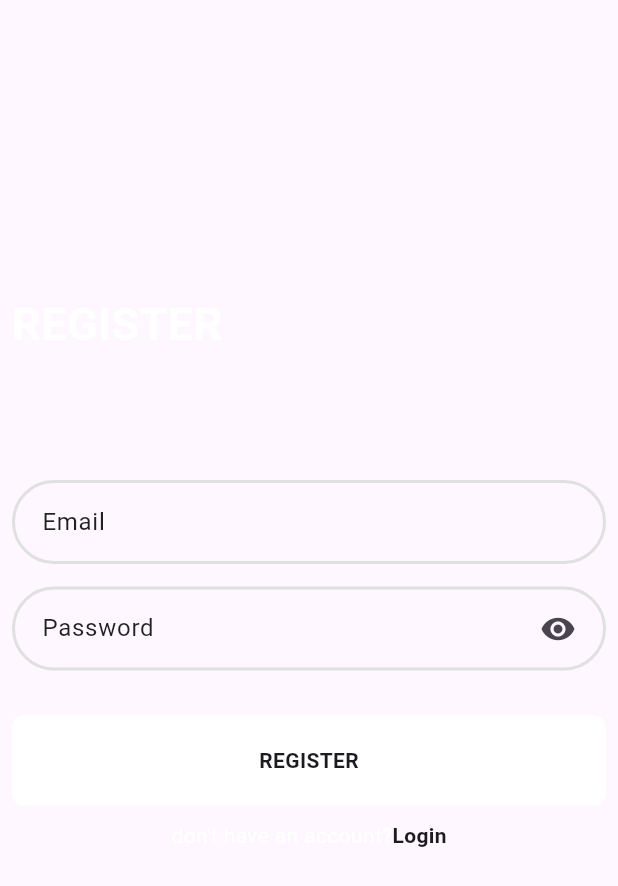
After one commit to Rana-Mohsen/wedding_card, a Flutter app: the LoginViewBody screen opened directly, after a tap on "LOGIN", after a tap on "Register", on a phone screen of 412 x 824 dp. The commit adds this screen. Shown: the top 886 px of the screen. Run offline on Flutter 3.47's test engine with Material 3 defaults, Android fonts, the phone set to English and light mode, and no system bars; drawn by our look-alikes of modal_progress_hud_nsn; our stand-ins replace bloc, firebase_auth, firebase_core, flutter_bloc, flutter_svg, go_router and 1 more; accounts and stored records are empty.

Commit message:
login+register

```diff
--- /dev/null
+++ b/lib/core/firebase_service.dart
@@ -0,0 +1,22 @@
+import 'package:firebase_auth/firebase_auth.dart';
+import 'package:firebase_core/firebase_core.dart';
+import 'package:flutter/material.dart';
+import 'package:wedding_card/firebase_options.dart';
+
+class FirebaseService {
+  static Future<void> init() async {
+  WidgetsFlutterBinding.ensureInitialized();
+  await Firebase.initializeApp(
+    options: DefaultFirebaseOptions.currentPlatform,
+  );
+  }
+  static Future<void> createUser({String? email, String? password}) async {
+    await FirebaseAuth.instance
+        .createUserWithEmailAndPassword(email: email!, password: password!);
+  }
+
+   static Future<void> signInUser({String? email, String? password}) async {
+    await FirebaseAuth.instance
+        .signInWithEmailAndPassword(email: email!, password: password!);
+  }
+}
--- /dev/null
+++ b/lib/core/utils/functions/snack_bar.dart
@@ -0,0 +1,5 @@
+import 'package:flutter/material.dart';
+
+void snackBarMessage(BuildContext context, String msg) {
+    ScaffoldMessenger.of(context).showSnackBar(SnackBar(content: Text(msg)));
+  }
--- /dev/null
+++ b/lib/core/validators.dart
@@ -0,0 +1,19 @@
+class Validators {
+  static String? emailValidator(String? data) {
+    if (data!.isEmpty) {
+      return 'email is required';
+    } else if (data.contains('@') == false) {
+      return 'email is not valid';
+    }
+    return null;
+  }
+
+  static String? passwordValidator(String? data) {
+    if (data!.isEmpty) {
+      return 'password is required';
+    } else if (data.length < 7) {
+      return 'password is too short';
+    }
+    return null;
+  }
+}
--- /dev/null
+++ b/lib/features/auth/presentation/view/login_view.dart
@@ -0,0 +1,17 @@
+import 'package:flutter/material.dart';
+import 'package:wedding_card/features/auth/presentation/view/widget/login_view_body.dart';
+
+class LoginScreen extends StatefulWidget {
+  const LoginScreen({super.key});
+  static String id = 'LoginScreen';
+
+  @override
+  State<LoginScreen> createState() => _LoginScreenState();
+}
+
+class _LoginScreenState extends State<LoginScreen> {
+  @override
+  Widget build(BuildContext context) {
+    return LoginViewBody();
+  }
+}
--- /dev/null
+++ b/lib/features/auth/presentation/view/register_view.dart
@@ -0,0 +1,22 @@
+import 'package:flutter/material.dart';
+import 'package:wedding_card/features/auth/presentation/view/widget/register_view_body.dart';
+
+class RegisterScreen extends StatefulWidget {
+  const RegisterScreen({super.key});
+
+  static String id = 'RegisterScreen';
+
+  @override
+  State<RegisterScreen> createState() => _RegisterScreenState();
+}
+
+class _RegisterScreenState extends State<RegisterScreen> {
+
+
+
+  @override
+  Widget build(BuildContext context) {
+    return RegisterViewBody();
+  }
+
+}
--- /dev/null
+++ b/lib/features/auth/presentation/view/widget/custom_textformfield.dart
@@ -0,0 +1,64 @@
+import 'package:flutter/material.dart';
+
+// ignore: must_be_immutable
+class CustomTextFormField extends StatelessWidget {
+  CustomTextFormField(
+      {super.key,
+      this.hintText,
+      required this.onChange,
+      required this.validator,
+      this.obscure = false,
+      this.icon});
+
+  String? hintText;
+  Function(String) onChange;
+  String? Function(String?)? validator;
+  bool obscure;
+  Widget? icon;
+  @override
+  Widget build(BuildContext context) {
+    return TextFormField(
+      obscureText: obscure,
+      validator: validator,
+      onChanged: onChange,
+      decoration: InputDecoration(
+        contentPadding: const EdgeInsets.all(16),
+        suffixIcon: icon,
+        hintText: hintText,
+        hintStyle: const TextStyle(color: Colors.black87),
+        errorStyle: const TextStyle(
+         // color: kTertiaryColor, // Change the color of the error message
+          fontSize: 14, // Change the font size of the error message
+          fontWeight:
+              FontWeight.bold, // Change the font weight of the error message
+        ),
+        focusedBorder: _normalBorderStyle(color: Colors.black),
+        enabledBorder: _normalBorderStyle(
+          color: Colors.grey.shade300,
+          width: 2,
+        ),
+        errorBorder: _errorBorderStyle(),
+        focusedErrorBorder: _errorBorderStyle(),
+      ),
+    );
+  }
+
+  OutlineInputBorder _errorBorderStyle() {
+    return OutlineInputBorder(
+      borderRadius: BorderRadius.circular(32),
+      borderSide: const BorderSide(
+      //   color: kTertiaryColor,
+        width: 2,
+      ),
+    );
+  }
+
+  OutlineInputBorder _normalBorderStyle({required color, double width = 1}) {
+    return OutlineInputBorder(
+        borderRadius: BorderRadius.circular(32),
+        borderSide: BorderSide(
+          color: color,
+          width: width,
+        ));
+  }
+}
--- /dev/null
+++ b/lib/features/auth/presentation/view/widget/custome_button.dart
@@ -0,0 +1,28 @@
+import 'package:flutter/material.dart';
+
+class CustomeButton extends StatelessWidget {
+  const CustomeButton({super.key, required this.text, required this.onTap});
+
+  final String text;
+  final VoidCallback onTap;
+  @override
+  Widget build(BuildContext context) {
+    return InkWell(
+      onTap: onTap,
+      child: Container(
+        width: double.infinity,
+        height: 60,
+        decoration: BoxDecoration(
+            borderRadius: BorderRadius.circular(8), color: Colors.white),
+        child: Center(
+          child: Text(
+            text,
+            style: const TextStyle(
+              fontWeight: FontWeight.bold,
+            ),
+          ),
+        ),
+      ),
+    );
+  }
+}
--- /dev/null
+++ b/lib/features/auth/presentation/view/widget/login_view_body.dart
@@ -0,0 +1,163 @@
+import 'package:firebase_auth/firebase_auth.dart';
+import 'package:flutter/material.dart';
+import 'package:modal_progress_hud_nsn/modal_progress_hud_nsn.dart';
+import 'package:wedding_card/core/firebase_service.dart';
+import 'package:wedding_card/core/utils/functions/snack_bar.dart';
+import 'package:wedding_card/core/validators.dart';
+import 'package:wedding_card/features/auth/presentation/view/register_view.dart';
+import 'package:wedding_card/features/auth/presentation/view/widget/custom_textformfield.dart';
+import 'package:wedding_card/features/auth/presentation/view/widget/custome_button.dart';
+
+class LoginViewBody extends StatefulWidget {
+  const LoginViewBody({super.key});
+
+  @override
+  State<LoginViewBody> createState() => _LoginViewBodyState();
+}
+
+class _LoginViewBodyState extends State<LoginViewBody> {
+    String? email;
+  String? password;
+  bool isLoading = false;
+  bool visible = true;
+  final GlobalKey<FormState> _formKey = GlobalKey();
+
+  @override
+  Widget build(BuildContext context) {
+    return ModalProgressHUD(
+      inAsyncCall: isLoading,
+      child: Scaffold(
+        //backgroundColor: kPrimaryColor,
+        body: Padding(
+          padding: const EdgeInsets.all(8.0),
+          child: Form(
+            key: _formKey,
+            child: Column(
+              crossAxisAlignment: CrossAxisAlignment.start,
+              children: [
+                const Spacer(
+                  flex: 3,
+                ),
+                Text(
+                  "LOGIN",
+                  style: TextStyle(
+                    color: Colors.white,
+                    fontSize: 30,
+                    fontWeight: FontWeight.bold,
+                  ),
+                ),
+                const Spacer(
+                  flex: 1,
+                ),
+                CustomTextFormField(
+                    validator: Validators.emailValidator,
+                    onChange: (value) {
+                      email = value;
+                    },
+                    hintText: 'Email'),
+                const SizedBox(
+                  height: 15,
+                ),
+                CustomTextFormField(
+                    obscure: visible,
+                    icon: Padding(
+                      padding: const EdgeInsets.only(right: 8.0),
+                      child: IconButton(
+                        icon: visible
+                            ? const Icon(Icons.remove_red_eye)
+                            : const Icon(Icons.visibility_off),
+                        onPressed: () {
+                          setState(() {
+                            visible = !visible;
+                          });
+                        },
+                      ),
+                    ),
+                    validator: Validators.passwordValidator,
+                    onChange: (value) {
+                      password = value;
+                    },
+                    hintText: 'Password'),
+                const SizedBox(
+                  height: 30,
+                ),
+                CustomeButton(
+                  onTap: _validateLoginForm,
+                  text: 'LOGIN',
+                ),
+                const SizedBox(
+                  height: 10,
+                ),
+                Row(
+                  mainAxisAlignment: MainAxisAlignment.center,
+                  children: [
+                    const Text(
+                      "don\'t have an account?",
+                      style: TextStyle(color: Colors.white),
+                    ),
+                    GestureDetector(
+                      onTap: () {
+                        Navigator.push(
+                            context,
+                            MaterialPageRoute(
+                              builder: (context) => const RegisterScreen(),
+                            ));
+                      },
+                      child: const Text(
+                        "Register",
+                        style: TextStyle(fontWeight: FontWeight.w600),
+                      ),
+                    ),
+                  ],
+                ),
+                const Spacer(
+                  flex: 4,
+                )
+              ],
+            ),
+          ),
+        ),
+      ),
+    );
+  }
+    _validateLoginForm() async {
+    if (_formKey.currentState!.validate()) {
+      setState(() {
+        isLoading = true;
+      });
+
+      try {
+        await FirebaseService.signInUser(email: email!, password: password!);
+        // Navigator.pushReplacement(
+        //   context,
+        //   MaterialPageRoute(
+        //     builder: (context) => const Navigation(),
+        //   ),
+        // );
+      } on FirebaseAuthException catch (e) {
+        _handleFirebaseAuthException(e);
+      } catch (e) {
+        _handleGenericException(e);
+      } finally {
+        setState(() {
+          isLoading = false;
+        });
+      }
+    }
+  }
+
+  void _handleFirebaseAuthException(FirebaseAuthException e) {
+    print(e);
+
+    if (e.code == "wrong-password") {
+      snackBarMessage(context, "Your password is wrong");
+    } else if (e.code == "user-not-found") {
+      snackBarMessage(context, "User not found");
+    }
+  }
+
+  void _handleGenericException(e) {
+    print(e);
+    snackBarMessage(context, "There was an error");
+  }
+}
--- /dev/null
+++ b/lib/features/auth/presentation/view/widget/register_view_body.dart
@@ -0,0 +1,145 @@
+import 'package:firebase_auth/firebase_auth.dart';
+import 'package:flutter/material.dart';
+import 'package:modal_progress_hud_nsn/modal_progress_hud_nsn.dart';
+import 'package:wedding_card/core/firebase_service.dart';
+import 'package:wedding_card/core/utils/functions/snack_bar.dart';
+import 'package:wedding_card/core/validators.dart';
+import 'package:wedding_card/features/auth/presentation/view/widget/custom_textformfield.dart';
+import 'package:wedding_card/features/auth/presentation/view/widget/custome_button.dart';
+
+class RegisterViewBody extends StatefulWidget {
+  const RegisterViewBody({super.key});
+
+  @override
+  State<RegisterViewBody> createState() => _RegisterViewBodyState();
+}
+
+class _RegisterViewBodyState extends State<RegisterViewBody> {
+String? password;
+ String? email;
+  bool visible = true;
+
+  bool isLoading = false;
+
+  final GlobalKey<FormState> _formKey = GlobalKey();
+
+  @override
+  Widget build(BuildContext context) {
+    return ModalProgressHUD(
+      inAsyncCall: isLoading,
+      child: Scaffold(
+        //backgroundColor: kPrimaryColor,
+        body: Padding(
+          padding: const EdgeInsets.all(8.0),
+          child: Form(
+            key: _formKey,
+            child: Column(
+              crossAxisAlignment: CrossAxisAlignment.start,
+              children: [
+                const Spacer(
+                  flex: 3,
+                ),
+                const Text(
+                  "REGISTER",
+                  style: TextStyle(
+                    color: Colors.white,
+                    fontSize: 30,
+                    fontWeight: FontWeight.bold,
+                  ),
+                ),
+                const Spacer(
+                  flex: 1,
+                ),
+                const SizedBox(
+                  height: 20,
+                ),
+                CustomTextFormField(
+                  validator: Validators.emailValidator,
+                  hintText: 'Email',
+                  onChange: (value) {
+                    email = value;
+                  },
+                ),
+                const SizedBox(
+                  height: 15,
+                ),
+                CustomTextFormField(
+                    obscure: visible,
+                    icon: Padding(
+                      padding: const EdgeInsets.only(right: 8.0),
+                      child: IconButton(
+                        icon: visible
+                            ? const Icon(Icons.remove_red_eye)
+                            : const Icon(Icons.visibility_off),
+                        onPressed: () {
+                          setState(() {
+                            visible = !visible;
+                          });
+                        },
+                      ),
+                    ),
+                    validator: Validators.passwordValidator,
+                    onChange: (value) {
+                      password = value;
+                    },
+                    hintText: 'Password'),
+                const SizedBox(
+                  height: 30,
+                ),
+                CustomeButton(
+                  text: 'REGISTER',
+                  onTap: _validateForm,
+                ),
+                const SizedBox(
+                  height: 10,
+                ),
+                Row(
+                  mainAxisAlignment: MainAxisAlignment.center,
+                  children: [
+                    const Text(
+                      "don't have an account?",
+                      style: TextStyle(color: Colors.white),
+                    ),
+                    GestureDetector(
+                      onTap: () {
+                        Navigator.pop(context);
+                      },
+                      child: const Text(
+                        "Login",
+                        style: TextStyle(
+                           fontWeight: FontWeight.w600),
+                      ),
+                    ),
+                  ],
+                ),
+                const Spacer(
+                  flex: 4,
+                )
+              ],
+            ),
+          ),
+        ),
+      ),
+    );
+  }
+
+    _validateForm() async {
+    if (_formKey.currentState!.validate()) {
+      isLoading = true;
+      setState(() {});
+      try {
+        await FirebaseService.createUser(email: email!, password: password!);
+        // Navigator.pushReplacement(context,
+        //     MaterialPageRoute(builder: (context) => const Navigation()));
+      } on FirebaseAuthException catch (e) {
+        if (e.code == "weak_password") {
+          snackBarMessage(context, "your password is weak");
+        } else if (e.code == "email-already-in-use") {
+          snackBarMessage(context, "email is already in use");
+        }
+      }
+      isLoading = false;
+      setState(() {});
+    }
+  }
+}
--- a/lib/main.dart
+++ b/lib/main.dart
@@ -1,8 +1,10 @@
 import 'package:flutter/material.dart';
+import 'package:wedding_card/core/firebase_service.dart';
 import 'package:wedding_card/core/utils/routes.dart';
 import 'package:wedding_card/features/splash/presentaion/view/splash_view.dart';
 
-void main() {
+void main() async{
+   await FirebaseService.init();
   runApp(const MyApp());
 }
 
--- a/pubspec.yaml
+++ b/pubspec.yaml
@@ -40,6 +40,9 @@ dependencies:
   flutter_bloc: ^8.1.6
   bloc: ^8.1.4
   image_picker: ^1.1.2
+  firebase_core: ^3.4.0
+  modal_progress_hud_nsn: ^0.5.1
+  firebase_auth: ^5.2.0
 
 dev_dependencies:
   flutter_test:
```
Also changed, not shown: firebase.json (added), lib/firebase_options.dart (added), pubspec.lock, 6 other files.
